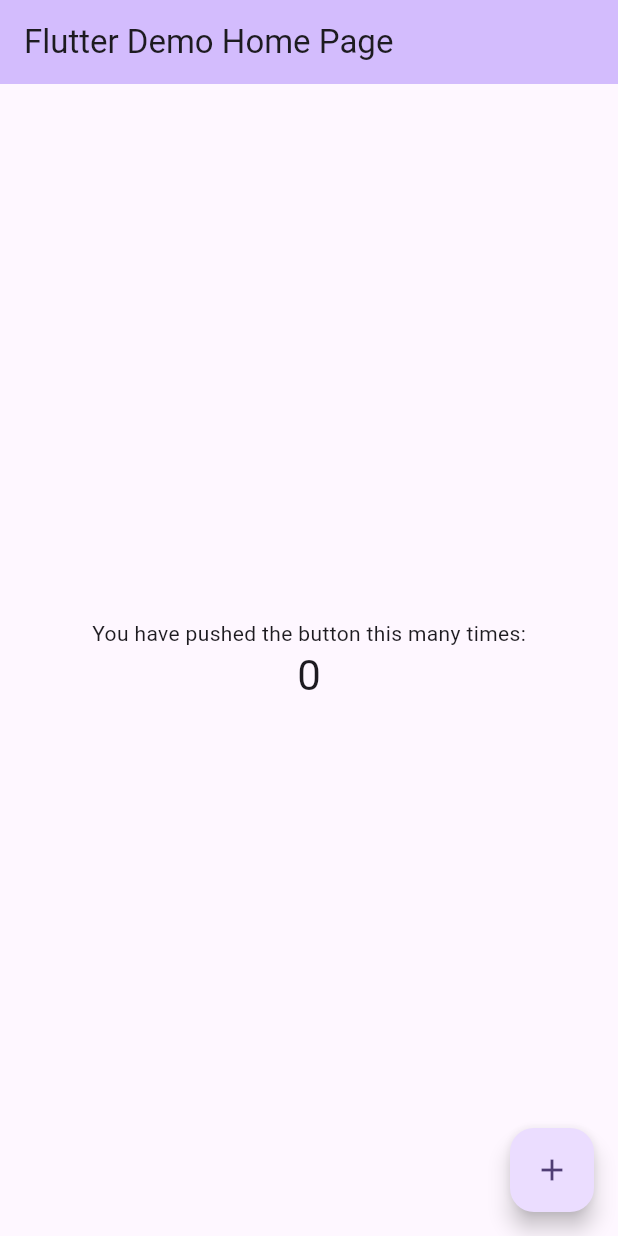
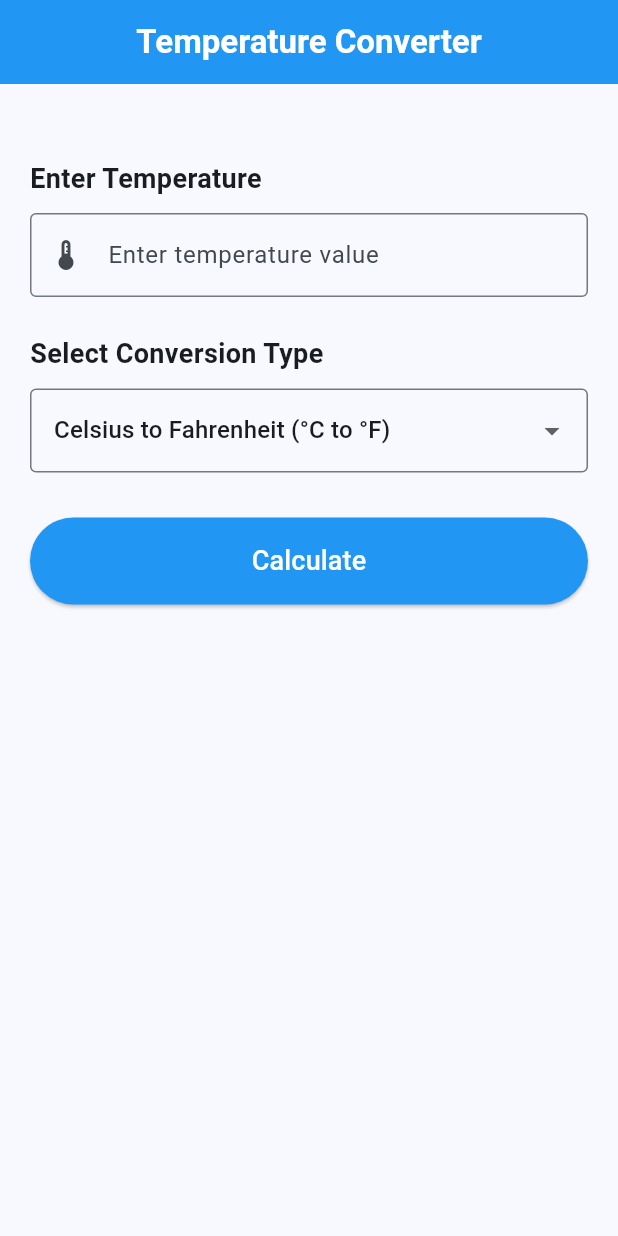
Before and after one commit to imtiazuddin164/temperature-converter_app, a Flutter app: the screen it shows after launch, on a phone screen of 412 x 824 dp. Run offline on Flutter 3.47's test engine with Material 3 defaults, Android fonts, the phone set to English and light mode, and no system bars.

Commit message:
Update temperature app UI

```diff
--- a/lib/main.dart
+++ b/lib/main.dart
@@ -1,121 +1,240 @@
+
 import 'package:flutter/material.dart';
 
 void main() {
-  runApp(const MyApp());
+  runApp(const TemperatureConverterApp());
 }
 
-class MyApp extends StatelessWidget {
-  const MyApp({super.key});
+class TemperatureConverterApp extends StatelessWidget {
+  const TemperatureConverterApp({super.key});
 
-  // This widget is the root of your application.
   @override
   Widget build(BuildContext context) {
     return MaterialApp(
-      title: 'Flutter Demo',
+      debugShowCheckedModeBanner: false,
+      title: 'Temperature Converter',
       theme: ThemeData(
-        // This is the theme of your application.
-        //
-        // TRY THIS: Try running your application with "flutter run". You'll see
-        // the application has a purple toolbar. Then, without quitting the app,
-        // try changing the seedColor in the colorScheme below to Colors.green
-        // and then invoke "hot reload" (save your changes or press the "hot
-        // reload" button in a Flutter-supported IDE, or press "r" if you used
-        // the command line to start the app).
-        //
-        // Notice that the counter didn't reset back to zero; the application
-        // state is not lost during the reload. To reset the state, use hot
-        // restart instead.
-        //
-        // This works for code too, not just values: Most code changes can be
-        // tested with just a hot reload.
-        colorScheme: .fromSeed(seedColor: Colors.deepPurple),
+        colorScheme: ColorScheme.fromSeed(
+          seedColor: Colors.blue,
+        ),
+        useMaterial3: true,
       ),
-      home: const MyHomePage(title: 'Flutter Demo Home Page'),
+      home: const TemperatureConverterScreen(),
     );
   }
 }
 
-class MyHomePage extends StatefulWidget {
-  const MyHomePage({super.key, required this.title});
-
-  // This widget is the home page of your application. It is stateful, meaning
-  // that it has a State object (defined below) that contains fields that affect
-  // how it looks.
-
-  // This class is the configuration for the state. It holds the values (in this
-  // case the title) provided by the parent (in this case the App widget) and
-  // used by the build method of the State. Fields in a Widget subclass are
-  // always marked "final".
-
-  final String title;
+class TemperatureConverterScreen extends StatefulWidget {
+  const TemperatureConverterScreen({super.key});
 
   @override
-  State<MyHomePage> createState() => _MyHomePageState();
+  State<TemperatureConverterScreen> createState() =>
+      _TemperatureConverterScreenState();
 }
 
-class _MyHomePageState extends State<MyHomePage> {
-  int _counter = 0;
+class _TemperatureConverterScreenState
+    extends State<TemperatureConverterScreen> {
 
-  void _incrementCounter() {
+  final TextEditingController temperatureController =
+  TextEditingController();
+
+  String selectedConversion = 'Celsius to Fahrenheit';
+
+  String? result;
+  String? errorMessage;
+
+  void calculateTemperature() {
+    String input = temperatureController.text.trim();
+
+    if (input.isEmpty) {
+      setState(() {
+        errorMessage = 'Please enter a temperature value.';
+        result = null;
+      });
+      return;
+    }
+
+    double? temperature = double.tryParse(input);
+
+    if (temperature == null || !temperature.isFinite) {
+      setState(() {
+        errorMessage = 'Please enter a valid number.';
+        result = null;
+      });
+      return;
+    }
+
+    double convertedTemperature;
+    String unit;
+
+    if (selectedConversion == 'Celsius to Fahrenheit') {
+      convertedTemperature = (temperature * 9 / 5) + 32;
+      unit = '°F';
+    } else {
+      convertedTemperature = (temperature - 32) * 5 / 9;
+      unit = '°C';
+    }
+
     setState(() {
-      // This call to setState tells the Flutter framework that something has
-      // changed in this State, which causes it to rerun the build method below
-      // so that the display can reflect the updated values. If we changed
-      // _counter without calling setState(), then the build method would not be
-      // called again, and so nothing would appear to happen.
-      _counter++;
+      result =
+      '${convertedTemperature.toStringAsFixed(2)} $unit';
+      errorMessage = null;
     });
   }
 
   @override
+  void dispose() {
+    temperatureController.dispose();
+    super.dispose();
+  }
+
+  @override
   Widget build(BuildContext context) {
-    // This method is rerun every time setState is called, for instance as done
-    // by the _incrementCounter method above.
-    //
-    // The Flutter framework has been optimized to make rerunning build methods
-    // fast, so that you can just rebuild anything that needs updating rather
-    // than having to individually change instances of widgets.
     return Scaffold(
       appBar: AppBar(
-        // TRY THIS: Try changing the color here to a specific color (to
-        // Colors.amber, perhaps?) and trigger a hot reload to see the AppBar
-        // change color while the other colors stay the same.
-        backgroundColor: Theme.of(context).colorScheme.inversePrimary,
-        // Here we take the value from the MyHomePage object that was created by
-        // the App.build method, and use it to set our appbar title.
-        title: Text(widget.title),
+        title: const Text(
+          'Temperature Converter',
+          style: TextStyle(fontWeight: FontWeight.bold),
+        ),
+        centerTitle: true,
+        backgroundColor: Colors.blue,
+        foregroundColor: Colors.white,
       ),
-      body: Center(
-        // Center is a layout widget. It takes a single child and positions it
-        // in the middle of the parent.
+
+      body: Padding(
+        padding: const EdgeInsets.all(20),
+
         child: Column(
-          // Column is also a layout widget. It takes a list of children and
-          // arranges them vertically. By default, it sizes itself to fit its
-          // children horizontally, and tries to be as tall as its parent.
-          //
-          // Column has various properties to control how it sizes itself and
-          // how it positions its children. Here we use mainAxisAlignment to
-          // center the children vertically; the main axis here is the vertical
-          // axis because Columns are vertical (the cross axis would be
-          // horizontal).
-          //
-          // TRY THIS: Invoke "debug painting" (choose the "Toggle Debug Paint"
-          // action in the IDE, or press "p" in the console), to see the
-          // wireframe for each widget.
-          mainAxisAlignment: .center,
+          crossAxisAlignment: CrossAxisAlignment.stretch,
           children: [
-            const Text('You have pushed the button this many times:'),
-            Text(
-              '$_counter',
-              style: Theme.of(context).textTheme.headlineMedium,
+
+            const SizedBox(height: 30),
+
+            const Text(
+              'Enter Temperature',
+              style: TextStyle(
+                fontSize: 18,
+                fontWeight: FontWeight.bold,
+              ),
             ),
+
+            const SizedBox(height: 10),
+
+            TextField(
+              controller: temperatureController,
+              keyboardType: const TextInputType.numberWithOptions(
+                decimal: true,
+                signed: true,
+              ),
+              decoration: const InputDecoration(
+                hintText: 'Enter temperature value',
+                border: OutlineInputBorder(),
+                prefixIcon: Icon(Icons.thermostat),
+              ),
+              onChanged: (value) {
+                setState(() {
+                  errorMessage = null;
+                  result = null;
+                });
+              },
+            ),
+
+            const SizedBox(height: 25),
+
+            const Text(
+              'Select Conversion Type',
+              style: TextStyle(
+                fontSize: 18,
+                fontWeight: FontWeight.bold,
+              ),
+            ),
+
+            const SizedBox(height: 10),
+
+            DropdownButtonFormField<String>(
+              initialValue: selectedConversion,
+              decoration: const InputDecoration(
+                border: OutlineInputBorder(),
+              ),
+              items: const [
+                DropdownMenuItem(
+                  value: 'Celsius to Fahrenheit',
+                  child: Text('Celsius to Fahrenheit (°C to °F)'),
+                ),
+                DropdownMenuItem(
+                  value: 'Fahrenheit to Celsius',
+                  child: Text('Fahrenheit to Celsius (°F to °C)'),
+                ),
+              ],
+              onChanged: (value) {
+                if (value != null) {
+                  setState(() {
+                    selectedConversion = value;
+                    result = null;
+                    errorMessage = null;
+                  });
+                }
+              },
+            ),
+
+            const SizedBox(height: 30),
+
+            ElevatedButton(
+              onPressed: calculateTemperature,
+              style: ElevatedButton.styleFrom(
+                backgroundColor: Colors.blue,
+                foregroundColor: Colors.white,
+                padding: const EdgeInsets.symmetric(vertical: 16),
+              ),
+              child: const Text(
+                'Calculate',
+                style: TextStyle(fontSize: 18),
+              ),
+            ),
+
+            const SizedBox(height: 25),
+
+            if (errorMessage != null)
+              Text(
+                errorMessage!,
+                textAlign: TextAlign.center,
+                style: const TextStyle(
+                  color: Colors.red,
+                  fontSize: 16,
+                ),
+              ),
+
+            if (result != null)
+              Card(
+                color: Colors.blue.shade50,
+                child: Padding(
+                  padding: const EdgeInsets.all(20),
+                  child: Column(
+                    children: [
+                      const Text(
+                        'Converted Temperature',
+                        style: TextStyle(
+                          fontSize: 18,
+                          fontWeight: FontWeight.bold,
+                        ),
+                      ),
+
+                      const SizedBox(height: 12),
+
+                      Text(
+                        result!,
+                        style: const TextStyle(
+                          fontSize: 28,
+                          fontWeight: FontWeight.bold,
+                          color: Colors.blue,
+                        ),
+                      ),
+                    ],
+                  ),
+                ),
+              ),
           ],
         ),
-      ),
-      floatingActionButton: FloatingActionButton(
-        onPressed: _incrementCounter,
-        tooltip: 'Increment',
-        child: const Icon(Icons.add),
       ),
     );
   }
```
